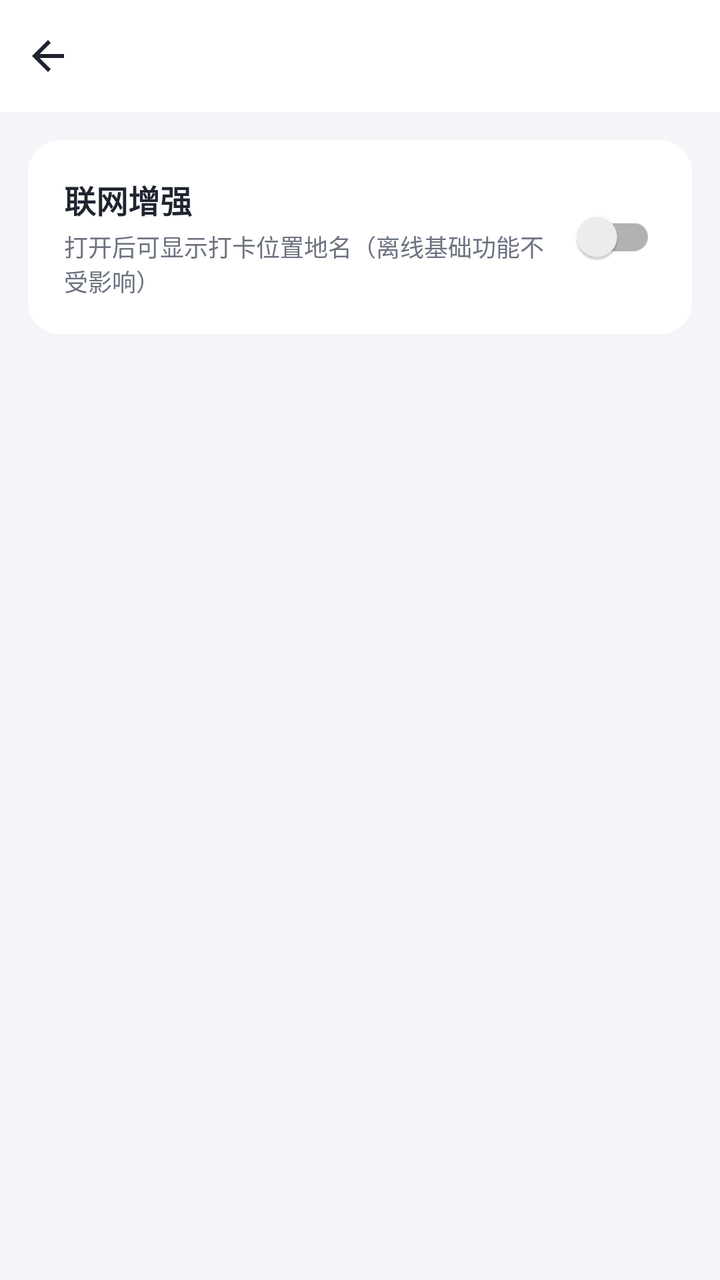
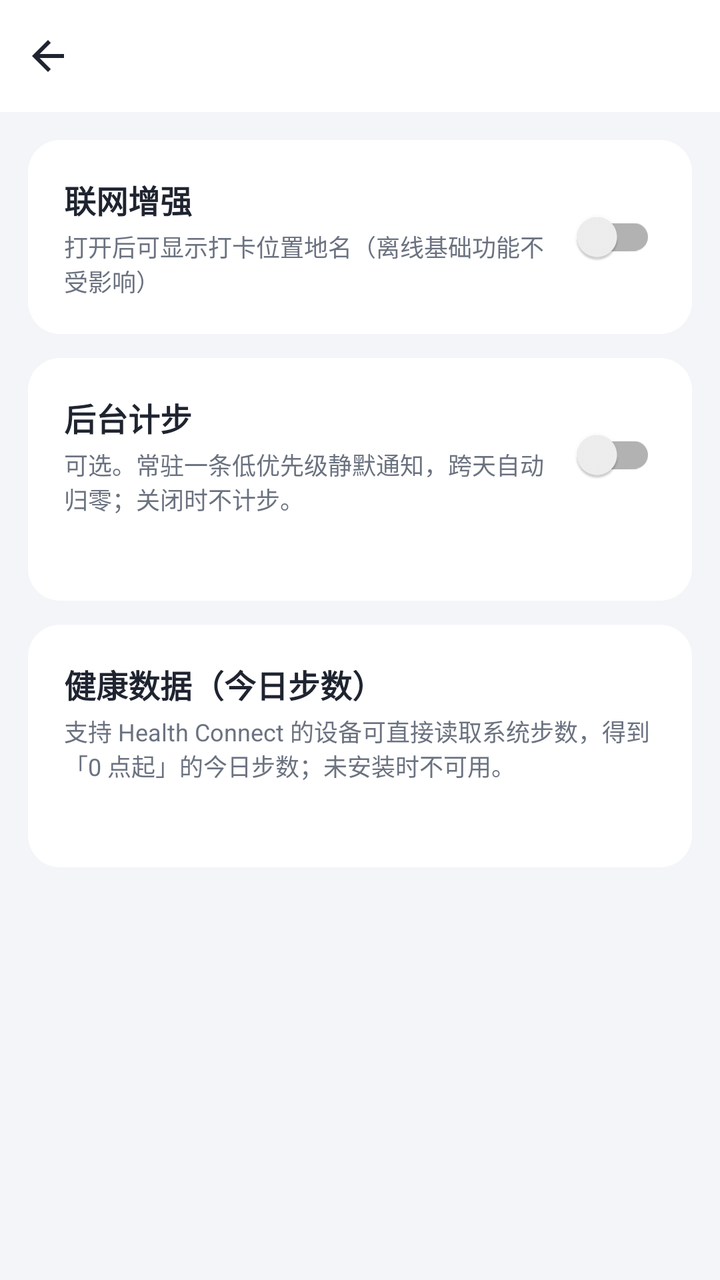

The first picture is an Android layout as it rendered before a commit; the second is the same layout after the commit. The layout source and the unified diff follow.
<!-- AndroidManifest.xml: application theme Theme.Checkin -->
<!-- res/layout/activity_net_geo.xml -->
<?xml version="1.0" encoding="utf-8"?>
<LinearLayout xmlns:android="http://schemas.android.com/apk/res/android"
    android:layout_width="match_parent"
    android:layout_height="match_parent"
    android:background="@color/bg_page"
    android:orientation="vertical">

    <include android:id="@+id/topbar" layout="@layout/view_topbar" />

    <ScrollView
        android:layout_width="match_parent"
        android:layout_height="0dp"
        android:layout_weight="1"
        android:scrollbars="none">

        <LinearLayout
            android:layout_width="match_parent"
            android:layout_height="wrap_content"
            android:orientation="vertical"
            android:padding="14dp">

            
            <LinearLayout
                android:layout_width="match_parent"
                android:layout_height="wrap_content"
                android:background="@drawable/bg_card"
                android:orientation="vertical"
                android:padding="18dp">

                <LinearLayout
                    android:layout_width="match_parent"
                    android:layout_height="wrap_content"
                    android:gravity="center_vertical"
                    android:orientation="horizontal">
                    <LinearLayout
                        android:layout_width="0dp"
                        android:layout_height="wrap_content"
                        android:layout_weight="1"
                        android:orientation="vertical">
                        <TextView
                            android:layout_width="wrap_content"
                            android:layout_height="wrap_content"
                            android:text="联网增强"
                            android:textColor="@color/text_primary"
                            android:textSize="16sp"
                            android:textStyle="bold" />
                        <TextView
                            android:layout_width="wrap_content"
                            android:layout_height="wrap_content"
                            android:layout_marginTop="3dp"
                            android:text="打开后可显示打卡位置地名（离线基础功能不受影响）"
                            android:textColor="@color/text_secondary"
                            android:textSize="12sp" />
                    </LinearLayout>
                    <androidx.appcompat.widget.SwitchCompat
                        android:id="@+id/sw_net"
                        android:layout_width="wrap_content"
                        android:layout_height="wrap_content" />
                </LinearLayout>

                <LinearLayout
                    android:id="@+id/panel_geo"
                    android:layout_width="match_parent"
                    android:layout_height="wrap_content"
                    android:layout_marginTop="14dp"
                    android:gravity="center_vertical"
                    android:orientation="horizontal"
                    android:visibility="gone">
                    <LinearLayout
                        android:layout_width="0dp"
                        android:layout_height="wrap_content"
                        android:layout_weight="1"
                        android:orientation="vertical">
                        <TextView
                            android:layout_width="wrap_content"
                            android:layout_height="wrap_content"
                            android:text="定位增强"
                            android:textColor="@color/text_primary"
                            android:textSize="15sp"
                            android:textStyle="bold" />
                        <TextView
                            android:layout_width="wrap_content"
                            android:layout_height="wrap_content"
                            android:layout_marginTop="3dp"
                            android:text="打卡时把经纬度翻译为具体地名（如公司、家）"
                            android:textColor="@color/text_secondary"
                            android:textSize="12sp" />
                    </LinearLayout>
                    <androidx.appcompat.widget.SwitchCompat
                        android:id="@+id/sw_geo"
                        android:layout_width="wrap_content"
                        android:layout_height="wrap_content" />
                </LinearLayout>

                <LinearLayout
                    android:id="@+id/panel_key"
                    android:layout_width="match_parent"
                    android:layout_height="wrap_content"
                    android:layout_marginTop="14dp"
                    android:orientation="vertical"
                    android:visibility="gone">
                    <TextView
                        android:layout_width="wrap_content"
                        android:layout_height="wrap_content"
                        android:text="高德开放平台 API Key"
                        android:textColor="@color/text_primary"
                        android:textSize="14sp"
                        android:textStyle="bold" />
                    <EditText
                        android:id="@+id/et_api_key"
                        android:layout_width="match_parent"
                        android:layout_height="wrap_content"
                        android:layout_marginTop="6dp"
                        android:background="@drawable/bg_input"
                        android:hint="请输入你的 Key（仅保存在本机，不会上传）"
                        android:inputType="text"
                        android:maxLines="2"
                        android:padding="14dp"
                        android:textColor="@color/text_primary"
                        android:textColorHint="@color/text_hint"
                        android:textSize="13sp" />
                    <TextView
                        android:layout_width="wrap_content"
                        android:layout_height="wrap_content"
                        android:layout_marginTop="6dp"
                        android:text="到 lbs.amap.com 免费申请 Web 服务 Key；应用不内置 Key，别人使用你的 Key 时额度由你承担，请勿公开。"
                        android:textColor="@color/text_secondary"
                        android:textSize="12sp" />
                </LinearLayout>
            </LinearLayout>

        </LinearLayout>
    </ScrollView>
</LinearLayout>
<!-- res/layout/view_topbar.xml (included above) -->
<?xml version="1.0" encoding="utf-8"?>
<LinearLayout xmlns:android="http://schemas.android.com/apk/res/android"
    android:layout_width="match_parent"
    android:layout_height="56dp"
    android:background="@color/white"
    android:gravity="center_vertical"
    android:orientation="horizontal">

    <ImageButton
        android:id="@+id/btn_back"
        android:layout_width="48dp"
        android:layout_height="48dp"
        android:background="?attr/selectableItemBackgroundBorderless"
        android:contentDescription="返回"
        android:src="@drawable/ic_back" />

    <FrameLayout
        android:layout_width="0dp"
        android:layout_height="match_parent"
        android:layout_weight="1">

        <TextView
            android:id="@+id/tv_title"
            android:layout_width="wrap_content"
            android:layout_height="wrap_content"
            android:layout_gravity="center"
            android:textColor="@color/text_primary"
            android:textSize="17sp"
            android:textStyle="bold" />
    </FrameLayout>

    <FrameLayout
        android:id="@+id/title_right_container"
        android:layout_width="wrap_content"
        android:layout_height="match_parent"
        android:minWidth="48dp" />
</LinearLayout>
<!-- resources referenced by this layout -->
<resources>
  <color name="bg_page">#F3F5F9</color>
  <color name="text_hint">#9AA1B2</color>
  <color name="text_primary">#1F2430</color>
  <color name="text_secondary">#6B7280</color>
  <color name="white">#FFFFFF</color>
  <!-- drawable bg_card (drawable) -->
  <?xml version="1.0" encoding="utf-8"?>
  <shape xmlns:android="http://schemas.android.com/apk/res/android" android:shape="rectangle">
      <solid android:color="@color/bg_card" />
      <corners android:radius="16dp" />
  </shape>
  <!-- drawable bg_input (drawable) -->
  <?xml version="1.0" encoding="utf-8"?>
  <shape xmlns:android="http://schemas.android.com/apk/res/android" android:shape="rectangle">
      <solid android:color="#F1F3F8" />
      <corners android:radius="12dp" />
  </shape>
  <!-- drawable ic_back (drawable) -->
  <vector xmlns:android="http://schemas.android.com/apk/res/android"
      android:width="24dp" android:height="24dp"
      android:viewportWidth="24" android:viewportHeight="24" android:tint="@color/text_primary">
      <path android:fillColor="@android:color/white" android:pathData="M20,11H7.83l5.59,-5.59L12,4l-8,8 8,8 1.41,-1.41L7.83,13H20v-2z"/>
  </vector>
  <style name="Theme.Checkin" parent="Theme.MaterialComponents.Light.NoActionBar">
          <item name="colorPrimary">@color/brand</item>
          <item name="colorPrimaryDark">@color/brand_dark</item>
          <item name="colorAccent">@color/brand</item>
          <item name="android:windowBackground">@color/bg_page</item>
          <item name="android:statusBarColor">@color/white</item>
          <item name="android:windowLightStatusBar">true</item>
          <item name="android:textColorPrimary">@color/text_primary</item>
          <item name="android:textColorSecondary">@color/text_secondary</item>
          <item name="bottomNavigationStyle">@style/Widget.Checkin.BottomNav</item>
      </style>
  <color name="bg_card">#FFFFFF</color>
  <color name="brand">#39C5BB</color>
  <color name="brand_dark">#1F9C94</color>
  <style name="Widget.Checkin.BottomNav" parent="Widget.MaterialComponents.BottomNavigationView">
          <item name="itemTextColor">@color/nav_tint</item>
          <item name="itemIconTint">@color/nav_tint</item>
          <item name="backgroundTint">@color/white</item>
          <item name="elevation">10dp</item>
          <item name="labelVisibilityMode">labeled</item>
      </style>
</resources>

<!-- the commit's change to res/layout/activity_net_geo.xml (unified diff, before → after) -->
@@ -127,6 +127,97 @@
                         android:textColor="@color/text_secondary"
                         android:textSize="12sp" />
                 </LinearLayout>
+            </LinearLayout>
+
+            
+            <LinearLayout
+                android:layout_width="match_parent"
+                android:layout_height="wrap_content"
+                android:layout_marginTop="12dp"
+                android:background="@drawable/bg_card"
+                android:orientation="vertical"
+                android:padding="18dp">
+
+                <LinearLayout
+                    android:layout_width="match_parent"
+                    android:layout_height="wrap_content"
+                    android:gravity="center_vertical"
+                    android:orientation="horizontal">
+                    <LinearLayout
+                        android:layout_width="0dp"
+                        android:layout_height="wrap_content"
+                        android:layout_weight="1"
+                        android:orientation="vertical">
+                        <TextView
+                            android:layout_width="wrap_content"
+                            android:layout_height="wrap_content"
+                            android:text="后台计步"
+                            android:textColor="@color/text_primary"
+                            android:textSize="16sp"
+                            android:textStyle="bold" />
+                        <TextView
+                            android:layout_width="wrap_content"
+                            android:layout_height="wrap_content"
+                            android:layout_marginTop="3dp"
+                            android:text="可选。常驻一条低优先级静默通知，跨天自动归零；关闭时不计步。"
+                            android:textColor="@color/text_secondary"
+                            android:textSize="12sp" />
+                    </LinearLayout>
+                    <androidx.appcompat.widget.SwitchCompat
+                        android:id="@+id/sw_step_bg"
+                        android:layout_width="wrap_content"
+                        android:layout_height="wrap_content" />
+                </LinearLayout>
+
+                <TextView
+                    android:id="@+id/tv_step_bg_status"
+                    android:layout_width="match_parent"
+                    android:layout_height="wrap_content"
+                    android:layout_marginTop="8dp"
+                    android:text=""
+                    android:textColor="@color/text_secondary"
+                    android:textSize="12sp" />
+            </LinearLayout>
+
+            
+            <LinearLayout
+                android:layout_width="match_parent"
+                android:layout_height="wrap_content"
+                android:layout_marginTop="12dp"
+                android:background="@drawable/bg_card"
+                android:orientation="vertical"
+                android:padding="18dp">
+
+                <TextView
+                    android:layout_width="wrap_content"
+                    android:layout_height="wrap_content"
+                    android:text="健康数据（今日步数）"
+                    android:textColor="@color/text_primary"
+                    android:textSize="16sp"
+                    android:textStyle="bold" />
+                <TextView
+                    android:layout_width="match_parent"
+                    android:layout_height="wrap_content"
+                    android:layout_marginTop="3dp"
+                    android:text="支持 Health Connect 的设备可直接读取系统步数，得到「0 点起」的今日步数；未安装时不可用。"
+                    android:textColor="@color/text_secondary"
+                    android:textSize="12sp" />
+                <TextView
+                    android:id="@+id/tv_health_status"
+                    android:layout_width="match_parent"
+                    android:layout_height="wrap_content"
+                    android:layout_marginTop="8dp"
+                    android:text=""
+                    android:textColor="@color/text_secondary"
+                    android:textSize="12sp" />
+                <Button
+                    android:id="@+id/btn_health_auth"
+                    android:layout_width="match_parent"
+                    android:layout_height="wrap_content"
+                    android:layout_marginTop="8dp"
+                    android:text="授权健康数据"
+                    android:textSize="13sp"
+                    android:visibility="gone" />
             </LinearLayout>
 
         </LinearLayout>
